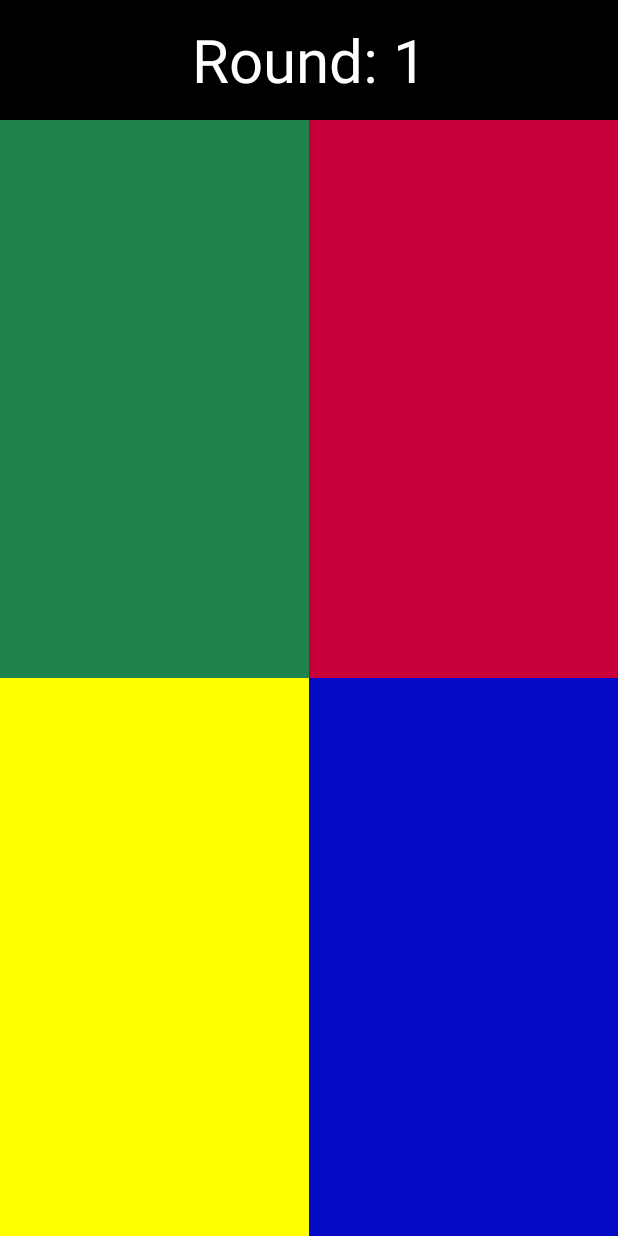
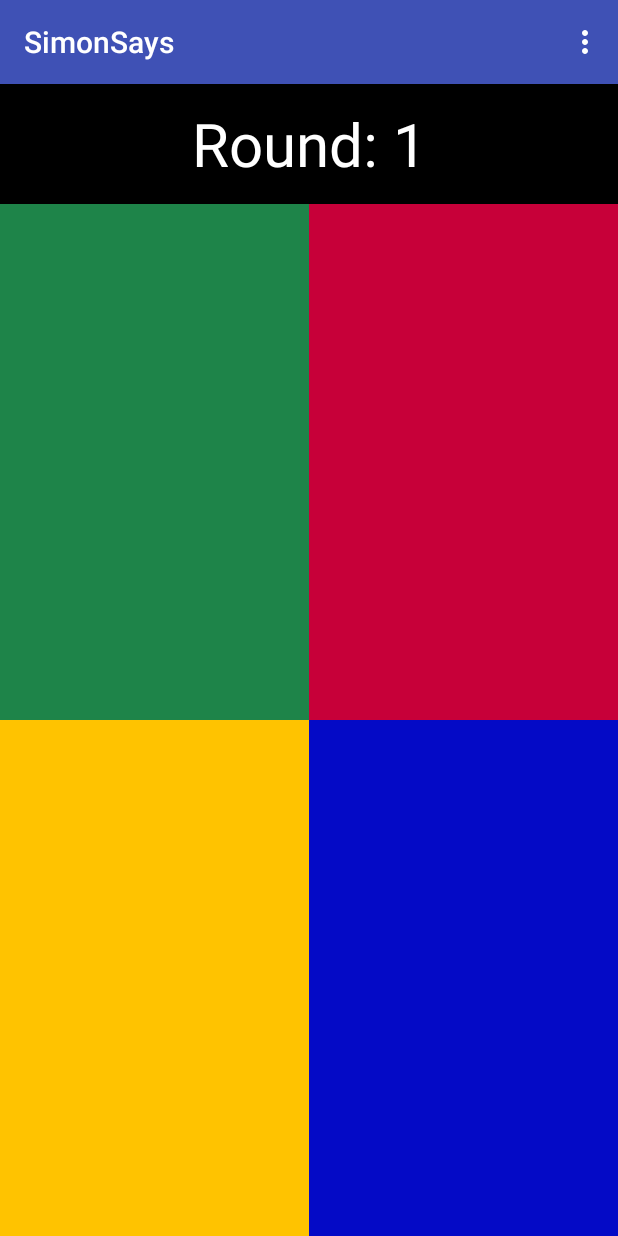
Before and after one commit to CurrentlyJordan/Simon-Says, an Android app: the screen it shows after launch (MainActivity), after a tap on an icon or button, on a phone screen of 412 x 824 dp. Run offline under Robolectric (Android 15) with nearby library versions, the phone set to English and light mode, and no system bars.

Commit message:
Adding Menu and Sound to gameplay

```diff
--- a/app/src/main/java/nyc/c4q/jordansmith/simonsays/MainActivity.java
+++ b/app/src/main/java/nyc/c4q/jordansmith/simonsays/MainActivity.java
@@ -1,10 +1,13 @@
 package nyc.c4q.jordansmith.simonsays;
 
+import android.media.MediaPlayer;
 import android.os.Bundle;
 import android.os.Handler;
 import android.support.v4.content.ContextCompat;
 import android.support.v7.app.AppCompatActivity;
 import android.util.Log;
+import android.view.Menu;
+import android.view.MenuItem;
 import android.view.View;
 import android.widget.Button;
 import android.widget.TextView;
@@ -30,6 +33,11 @@ public class MainActivity extends AppCompatActivity {
     Button greenButton;
     Button yellowButton;
     TextView roundTextView;
+    private MediaPlayer mpR;
+    private MediaPlayer mpG;
+    private MediaPlayer mpY;
+    private MediaPlayer mpB;
+    private MediaPlayer mpL;
     ArrayList<Integer> playerArray = new ArrayList<>();
     ArrayList<Integer> simonArray = new ArrayList<>();
     int round = 0;
@@ -45,12 +53,17 @@ public class MainActivity extends AppCompatActivity {
         greenButton = (Button) findViewById(R.id.greenButton);
         yellowButton = (Button) findViewById(R.id.yellowButton);
         roundTextView = (TextView) findViewById(R.id.score_board);
-
+        mpG = MediaPlayer.create(getApplicationContext(), R.raw.green);
+        mpR = MediaPlayer.create(getApplicationContext(), R.raw.red);
+        mpY = MediaPlayer.create(getApplicationContext(), R.raw.yellow);
+        mpB = MediaPlayer.create(getApplicationContext(), R.raw.blue);
+        mpL = MediaPlayer.create(getApplicationContext(), R.raw.youlose);
         greenButton.setOnClickListener(new View.OnClickListener() {
             @Override
             public void onClick(View v) {
                 playerArray.add(1);
-                changeColor(greenButton,simonGreen,simonLightGreen,0,300);
+                mpG.start();
+                changeColor(greenButton,simonGreen,simonLightGreen,0,300, mpG);
                 winOrLose();
 
             }
@@ -59,7 +72,8 @@ public class MainActivity extends AppCompatActivity {
             @Override
             public void onClick(View v) {
                 playerArray.add(2);
-                changeColor(redButton,simonRed,simonLightRed,0,300);
+                mpR.start();
+                changeColor(redButton,simonRed,simonLightRed,0,300, mpR);
                 winOrLose();
 
             }
@@ -68,7 +82,8 @@ public class MainActivity extends AppCompatActivity {
             @Override
             public void onClick(View v) {
                 playerArray.add(3);
-                changeColor(yellowButton,simonYellow,simonLightYellow,0,300);
+                mpY.start();
+                changeColor(yellowButton,simonYellow,simonLightYellow,0,300, mpY);
                 winOrLose();
 
             }
@@ -77,7 +92,8 @@ public class MainActivity extends AppCompatActivity {
             @Override
             public void onClick(View v) {
                 playerArray.add(4);
-                changeColor(blueButton,simonBlue,simonLightBlue,0,300);
+                mpB.start();
+                changeColor(blueButton,simonBlue,simonLightBlue,0,300, mpB);
                 winOrLose();
             }
         });
@@ -147,15 +163,44 @@ public class MainActivity extends AppCompatActivity {
         }
         if (!doesArrayMatch) {
             Toast.makeText(getApplicationContext(), "Fail!", Toast.LENGTH_SHORT).show();
+            Toast.makeText(getApplicationContext(), "Restart using menu", Toast.LENGTH_LONG).show();
+            mpL.start();
         } else {
             Toast.makeText(getApplicationContext(), "You matched the sequence!", Toast.LENGTH_SHORT).show();
         }
         return doesArrayMatch;
 
     }
+    @Override
+    public boolean onCreateOptionsMenu(Menu menu) {
+        getMenuInflater().inflate(R.menu.main, menu);
+        return true;
+    }
+    @Override
+    public boolean onOptionsItemSelected(MenuItem item) {
+        switch(item.getItemId()) {
+            case R.id.skipround:
+                nextRound();
+                break;
+            case R.id.restart:
+                Toast.makeText(this, "Good Luck", Toast.LENGTH_LONG).show();
+                restartGame();
+                break;
+            case R.id.score_board:
+                Toast.makeText(this, "High Score is ", Toast.LENGTH_LONG).show();
+            break;
 
+        }
+        return super.onOptionsItemSelected(item);
+    }
 
-    public void changeColor(final Button b, int oldColor, int newColor, int start, int end) {
+    public void restartGame(){
+        round = 0;
+        simonArray.clear();
+        nextRound();
+    }
+
+    public void changeColor(final Button b, int oldColor, int newColor, int start, int end,final MediaPlayer color) {
         // http://stackoverflow.com/a/33674062
         final int oldColorRGB = ContextCompat.getColor(getBaseContext(), oldColor);
         final int newColorRGB = ContextCompat.getColor(getBaseContext(), newColor);
@@ -164,6 +209,7 @@ public class MainActivity extends AppCompatActivity {
             @Override
             public void run() {
                 b.setBackgroundColor(newColorRGB);
+                color.start();
             }
         }, start);
         new Handler().postDelayed(new Runnable() {
@@ -174,35 +220,48 @@ public class MainActivity extends AppCompatActivity {
         }, end);
     }
 
+//    public void computerSound(final MediaPlayer b, int start){
+//        new Handler().postDelayed(new Runnable(){
+//            @Override
+//            public void run() {
+//                b.start();
+//            }
+//        }, start);
+//    }
 
-    public ArrayList<Integer> simonArrayBuilder(int round) {
-        ArrayList<Integer> simonSequence = new ArrayList<Integer>();
-        Random rand = new Random();
-        for (int i = 0; i < round; i++) {
-            int randNumb = rand.nextInt(4) + 1;
-            simonSequence.add(randNumb);
-        }
-        for (int j = 0; j < simonSequence.size(); j++) {
-            Log.d("JORDAN", String.format("%s, %s, %s", j, j * 1000, simonSequence.get(j)));
-            int start = (j) * 1000;
-            int end = ((j + 1) * 1000) - 200;
-            switch (simonSequence.get(j)) {
-                case 1:
-                    changeColor(greenButton, simonGreen, simonLightGreen, start, end);
-                    break;
-                case 2:
-                    changeColor(redButton, simonRed, simonLightRed, start, end);
-                    break;
-                case 3:
-                    changeColor(yellowButton, simonYellow, simonLightYellow, start, end);
-                    break;
-                case 4:
-                    changeColor(blueButton, simonBlue, simonLightBlue, start, end);
-                    break;
-            }
-        }
-        return simonSequence;
-    }
+
+//    public ArrayList<Integer> simonArrayBuilder(int round) {
+//        ArrayList<Integer> simonSequence = new ArrayList<Integer>();
+//        Random rand = new Random();
+//        for (int i = 0; i < round; i++) {
+//            int randNumb = rand.nextInt(4) + 1;
+//            simonSequence.add(randNumb);
+//        }
+//        for (int j = 0; j < simonSequence.size(); j++) {
+//            Log.d("JORDAN", String.format("%s, %s, %s", j, j * 1000, simonSequence.get(j)));
+//            int start = (j) * 1000;
+//            int end = ((j + 1) * 1000) - 200;
+//            switch (simonSequence.get(j)) {
+//                case 1:
+//                    changeColor(greenButton, simonGreen, simonLightGreen, start, end, mpG);
+//                   // computerSound(mpG, end);
+//                    break;
+//                case 2:
+//                    changeColor(redButton, simonRed, simonLightRed, start, end, mpR);
+//                   // computerSound(mpR, end);
+//                    break;
+//                case 3:
+//                    changeColor(yellowButton, simonYellow, simonLightYellow, start, end, mpY);
+//                    //computerSound(mpY, end);
+//                    break;
+//                case 4:
+//                    changeColor(blueButton, simonBlue, simonLightBlue, start, end, mpB);
+//                    //computerSound(mpB, end);
+//                    break;
+//            }
+//        }
+//        return simonSequence;
+//    }
 
 
     public void simonArrayAdder() {
@@ -217,18 +276,26 @@ public class MainActivity extends AppCompatActivity {
             int end = ((i + 1) * 1000) - 200;
             switch (simonArray.get(i)) {
                 case 1:
-                    changeColor(greenButton, simonGreen, simonLightGreen, start, end);
+                    changeColor(greenButton, simonGreen, simonLightGreen, start, end, mpG);
+                    //mpG.start();
                     break;
                 case 2:
-                    changeColor(redButton, simonRed, simonLightRed, start, end);
+                    changeColor(redButton, simonRed, simonLightRed, start, end, mpR);
+                    //mpR.start();
                     break;
                 case 3:
-                    changeColor(yellowButton, simonYellow, simonLightYellow, start, end);
+                    changeColor(yellowButton, simonYellow, simonLightYellow, start, end, mpY);
+                    //mpY.start();
                     break;
                 case 4:
-                    changeColor(blueButton, simonBlue, simonLightBlue, start, end);
+                    changeColor(blueButton, simonBlue, simonLightBlue, start, end, mpB);
+                    //mpB.start();
                     break;
             }
+//            mpG.release();
+//            mpB.release();
+//            mpY.release();
+//            mpR.release();
 
         }
     }
--- a/app/src/main/res/layout/splash_page.xml
+++ b/app/src/main/res/layout/splash_page.xml
@@ -65,11 +65,11 @@
         android:fontFamily="serif-monospace"/>
     <TextView
         android:layout_width="200dp"
-        android:layout_height="100dp"
+        android:layout_height="200dp"
         android:layout_gravity="center"
         android:layout_marginTop="150dp"
         android:textColor="#FFFFFF"
-        android:text="By Jordan Smith, Hakeem Sackes-Bramble and Jose Gonzales"
+        android:text="By Jordan Smith, Hakeem Sackes-Bramble and Jose Gonzalez"
         android:textSize="22dp"
         android:textAlignment="center"
         android:fontFamily="serif-monospace"
--- /dev/null
+++ b/app/src/main/res/menu/main.xml
@@ -0,0 +1,21 @@
+<?xml version="1.0" encoding="utf-8"?>
+<menu xmlns:android="http://schemas.android.com/apk/res/android">
+
+    <item android:id="@+id/skipround"
+        android:title="@string/change_round"
+        android:icon="@android:drawable/arrow_up_float"/>
+
+
+    <item android:id="@+id/restart"
+        android:title="@string/restart_game"
+        android:icon="@android:drawable/arrow_up_float"/>
+
+    <item android:id="@+id/save_score"
+        android:title="@string/show_score"
+        android:icon="@android:drawable/arrow_up_float"/>
+
+
+
+
+
+</menu>
--- a/app/src/main/res/values/strings.xml
+++ b/app/src/main/res/values/strings.xml
@@ -1,3 +1,6 @@
 <resources>
     <string name="app_name">SimonSays</string>
+    <string name="change_round">Skip Round</string>
+    <string name="restart_game">Restart Game</string>
+    <string name="show_score">Show ScoreBoard</string>
 </resources>
--- a/app/src/main/res/values/styles.xml
+++ b/app/src/main/res/values/styles.xml
@@ -1,7 +1,7 @@
 <resources>
 
     <!-- Base application theme. -->
-    <style name="AppTheme" parent="Theme.AppCompat.NoActionBar">
+    <style name="AppTheme" parent="Theme.AppCompat.Light.DarkActionBar">
         <!-- Customize your theme here. -->
         <item name="colorPrimary">@color/colorPrimary</item>
         <item name="colorPrimaryDark">@color/colorPrimaryDark</item>
```
Also changed, not shown: 5 other files.
